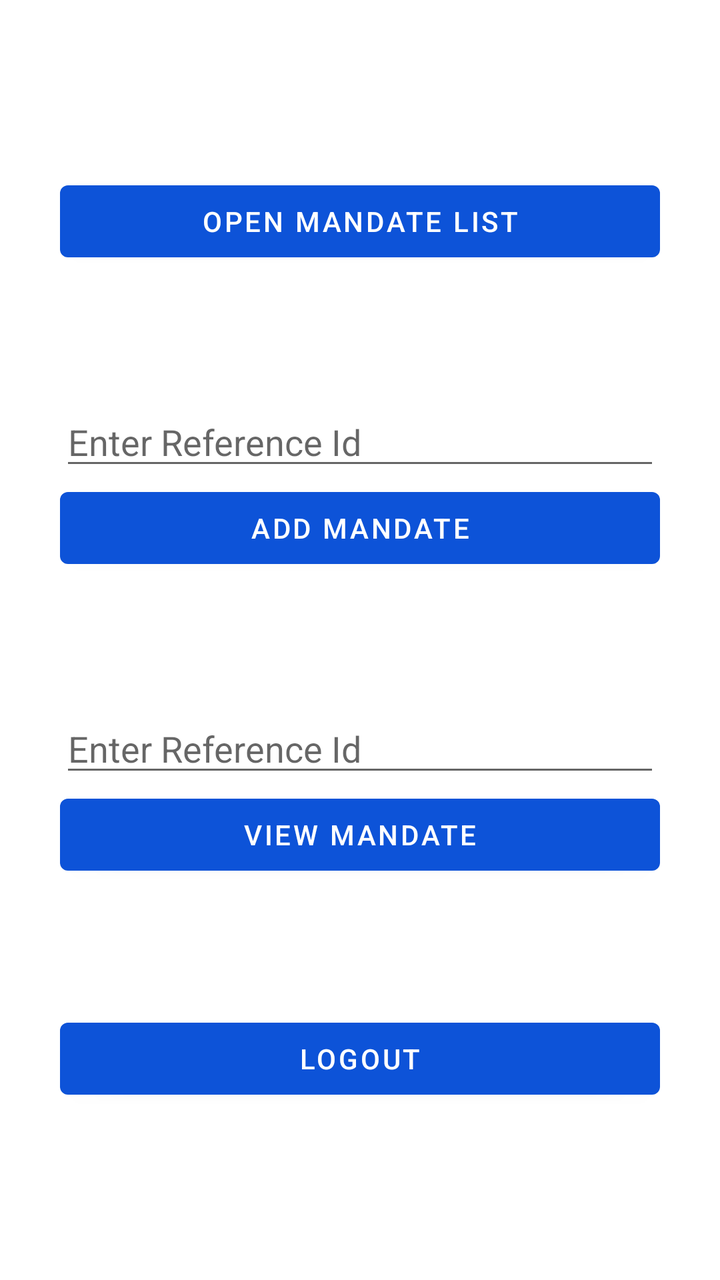
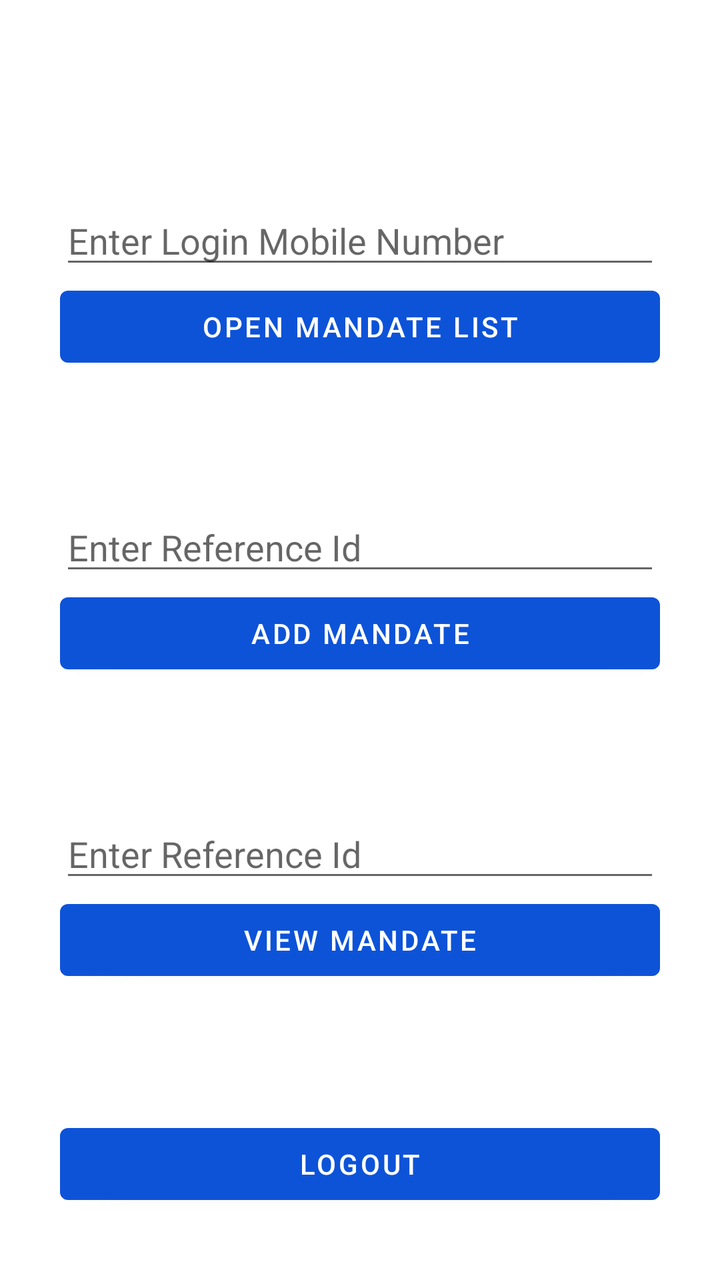

The first picture is an Android layout as it rendered before a commit; the second is the same layout after the commit. The layout source and the unified diff follow.
<!-- AndroidManifest.xml: application theme MySplashScreen -->
<!-- res/layout/activity_main.xml -->
<?xml version="1.0" encoding="utf-8"?>
<LinearLayout xmlns:android="http://schemas.android.com/apk/res/android"
    xmlns:tools="http://schemas.android.com/tools"
    android:id="@+id/navigation_container"
    android:layout_width="match_parent"
    android:layout_height="match_parent"
    android:background="@color/grey_6"
    android:orientation="vertical"
    android:gravity="center"
    tools:context=".main.app.presentation.ui.view.MainActivity">

    <Button
        android:id="@+id/btnOpen"
        android:layout_width="@dimen/size_300"
        android:layout_height="wrap_content"
        android:elevation="@dimen/size_0"
        android:text="Open Mandate List"
        android:layout_gravity="center"/>

    <androidx.appcompat.widget.AppCompatEditText
        android:id="@+id/etReference1"
        android:layout_width="@dimen/size_300"
        android:layout_height="wrap_content"
        android:layout_marginTop="@dimen/size_64"
        android:hint="Enter Reference Id"/>

    <Button
        android:id="@+id/btnMandateAdd"
        android:layout_width="@dimen/size_300"
        android:layout_height="wrap_content"
        android:elevation="@dimen/size_0"
        android:text="Add Mandate"
        android:layout_gravity="center"/>

    <androidx.appcompat.widget.AppCompatEditText
        android:id="@+id/etReference2"
        android:layout_width="@dimen/size_300"
        android:layout_height="wrap_content"
        android:layout_marginTop="@dimen/size_64"
        android:hint="Enter Reference Id"/>

    <Button
        android:id="@+id/btnMandateDetails"
        android:layout_width="@dimen/size_300"
        android:layout_height="wrap_content"
        android:elevation="@dimen/size_0"
        android:text="View Mandate"
        android:layout_gravity="center"/>

    <Button
        android:id="@+id/btnLogout"
        android:layout_width="@dimen/size_300"
        android:layout_height="wrap_content"
        android:layout_marginTop="@dimen/size_64"
        android:elevation="@dimen/size_0"
        android:text="Logout"
        android:layout_gravity="center"/>
</LinearLayout>
<!-- resources referenced by this layout -->
<resources>
  <color name="grey_6">#FFFFFF</color>
  <dimen name="size_0">0dp</dimen>
  <dimen name="size_300">300dp</dimen>
  <dimen name="size_64">64dp</dimen>
  <style name="MySplashScreen" parent="Theme.MaterialComponents.Light.NoActionBar">
          <item name="colorPrimary">@color/blue_2</item>
          <item name="colorPrimaryDark">@color/blue_1</item>
          <item name="colorAccent">@color/blue_4</item>
          <item name="colorPrimaryVariant">@color/blue_1</item>
          <item name="colorSecondary">@color/blue_4</item>
          <item name="colorSecondaryVariant">@color/blue_5</item>
  
          <item name="android:windowNoTitle">true</item>
          <item name="android:windowFullscreen">true</item>
          <item name="android:navigationBarColor">@android:color/transparent</item>
          <item name="android:windowContentOverlay">@null</item>
      </style>
  <color name="blue_2">#0D53D8</color>
  <color name="blue_1">#0B45B0</color>
  <color name="blue_4">#8ABBF3</color>
  <color name="blue_5">#ECF4FD</color>
</resources>

<!-- the commit's change to res/layout/activity_main.xml (unified diff, before → after) -->
@@ -8,6 +8,13 @@
     android:orientation="vertical"
     android:gravity="center"
     tools:context=".main.app.presentation.ui.view.MainActivity">
+
+    <androidx.appcompat.widget.AppCompatEditText
+        android:id="@+id/etMobile"
+        android:layout_width="@dimen/size_300"
+        android:layout_height="wrap_content"
+        android:layout_marginTop="@dimen/size_64"
+        android:hint="Enter Login Mobile Number"/>
 
     <Button
         android:id="@+id/btnOpen"
